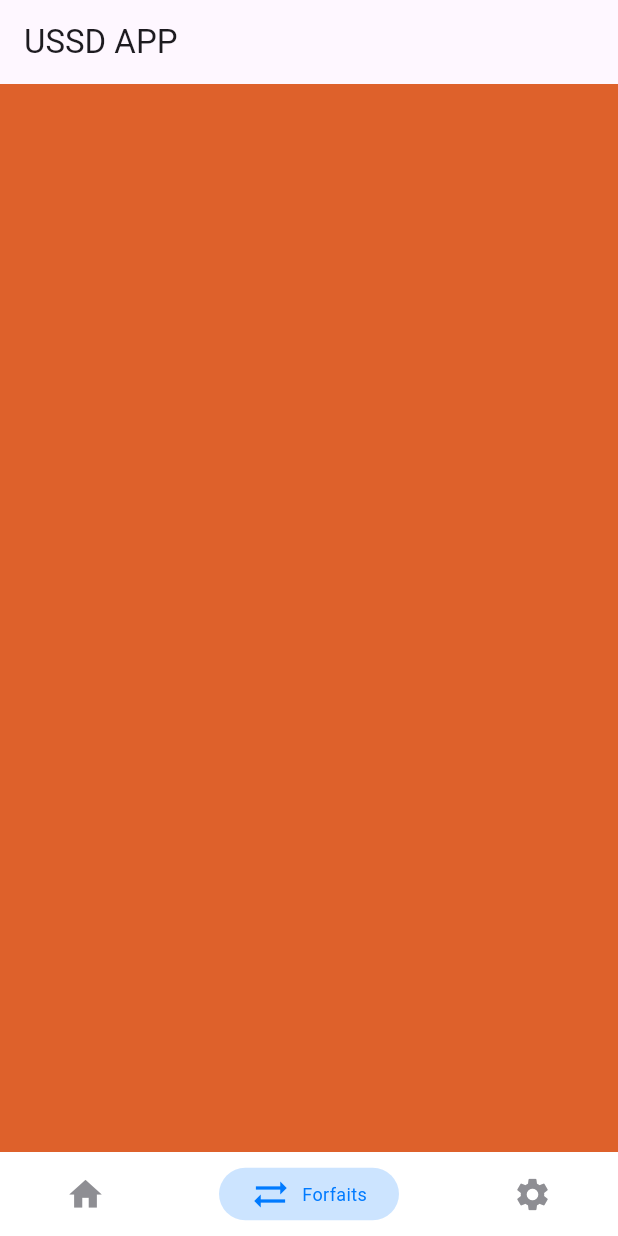
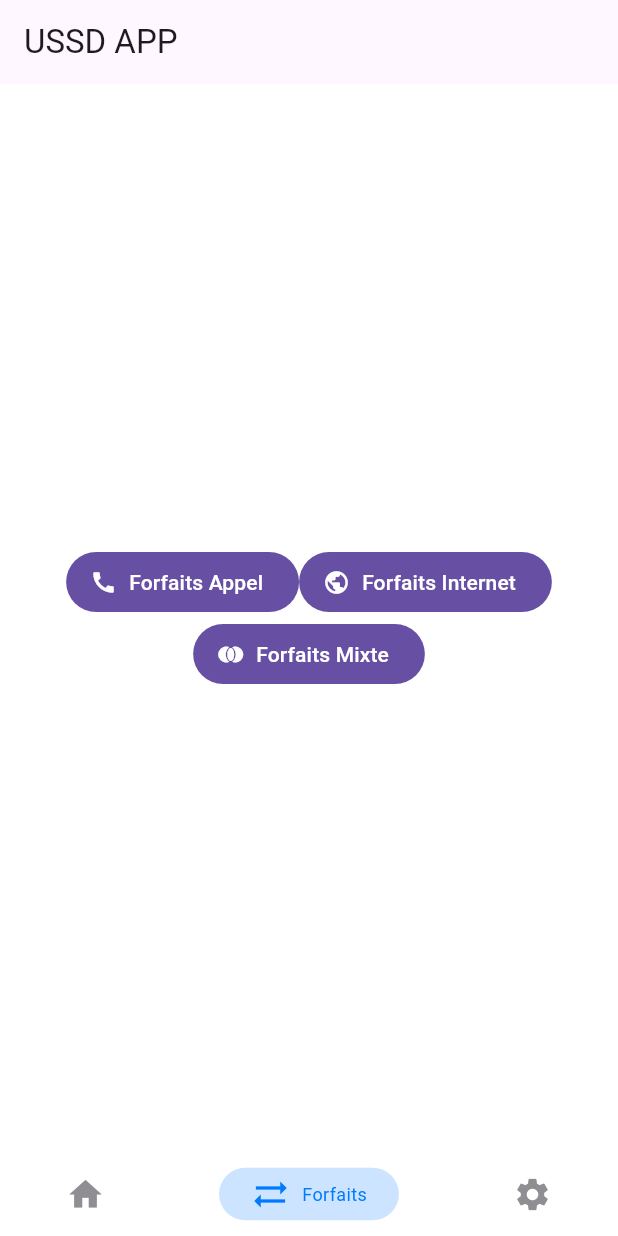
Before and after one commit to MyriadeAdm/ussd_app, a Flutter app: the screen it shows after launch, item 2 of the bottom bar chosen, on a phone screen of 412 x 824 dp. Run offline on Flutter 3.47's test engine with Material 3 defaults, Android fonts, the light colour scheme and no system bars; drawn by our look-alikes of persistent_bottom_nav_bar_v2.

Commit message:
PageForfait

```diff
--- a/lib/pages/forfaitsPage.dart
+++ b/lib/pages/forfaitsPage.dart
@@ -1,5 +1,4 @@
 import 'package:flutter/material.dart';
-import 'package:ussd_app/constants.dart';
 
 class ForfaitsPage extends StatelessWidget {
   const ForfaitsPage({super.key});
@@ -8,8 +7,39 @@ class ForfaitsPage extends StatelessWidget {
 
   @override
   Widget build(BuildContext context) {
-    return SafeArea(child: Container(
-      color: Constants.COLOR_1,
+    return SafeArea(
+      child: Center(
+        child: Column(
+          mainAxisAlignment: MainAxisAlignment.center,
+          children: [
+            Row(
+              crossAxisAlignment: CrossAxisAlignment.center,
+              mainAxisAlignment: MainAxisAlignment.center,
+              children: [
+                FilledButton.icon(
+                  onPressed: () {},
+                  icon: const Icon(Icons.call),
+                  label: const Text("Forfaits Appel"),
+                  iconAlignment: IconAlignment.start,
+                  ),
+                FilledButton.icon(
+                  onPressed: () {},
+                  icon: const Icon(Icons.public),
+                  label: const Text("Forfaits Internet"),
+                  iconAlignment: IconAlignment.start,
+                  ),
+              ],
+            ),
+            SizedBox(
+              child: FilledButton.icon(
+                onPressed: () {},
+                icon: const Icon(Icons.join_full),
+                label: const Text("Forfaits Mixte"),
+                iconAlignment: IconAlignment.start,
+                ),
+            ),
+          ],
+        ),
     ));
   }
 
```
